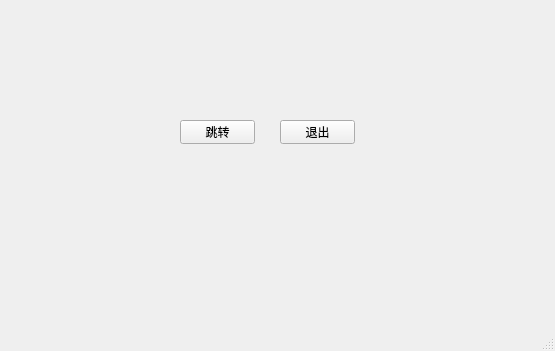
Above: mainwindow.ui from Lil-El/QT before the change. Below: the same form after it.
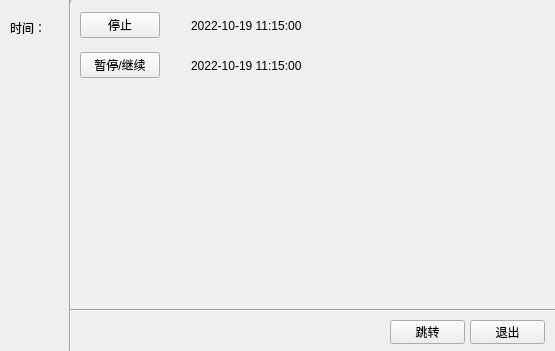
That is the form after the change.

Commit message: use timer to widgets

What changed in the file:
```diff
--- a/mainwindow.ui
+++ b/mainwindow.ui
@@ -17,8 +17,8 @@
    <widget class="QPushButton" name="button_exit">
     <property name="geometry">
      <rect>
-      <x>280</x>
-      <y>120</y>
+      <x>470</x>
+      <y>320</y>
       <width>75</width>
       <height>24</height>
      </rect>
@@ -51,8 +51,8 @@
    <widget class="QPushButton" name="button_jump">
     <property name="geometry">
      <rect>
-      <x>180</x>
-      <y>120</y>
+      <x>390</x>
+      <y>320</y>
       <width>75</width>
       <height>24</height>
      </rect>
@@ -61,18 +61,140 @@
      <string>跳转</string>
     </property>
    </widget>
+   <widget class="Line" name="line">
+    <property name="geometry">
+     <rect>
+      <x>60</x>
+      <y>0</y>
+      <width>20</width>
+      <height>351</height>
+     </rect>
+    </property>
+    <property name="orientation">
+     <enum>Qt::Vertical</enum>
+    </property>
+   </widget>
+   <widget class="Line" name="line_2">
+    <property name="geometry">
+     <rect>
+      <x>70</x>
+      <y>300</y>
+      <width>491</width>
+      <height>21</height>
+     </rect>
+    </property>
+    <property name="orientation">
+     <enum>Qt::Horizontal</enum>
+    </property>
+   </widget>
+   <widget class="QLabel" name="label">
+    <property name="geometry">
+     <rect>
+      <x>10</x>
+      <y>20</y>
+      <width>53</width>
+      <height>16</height>
+     </rect>
+    </property>
+    <property name="text">
+     <string>时间：</string>
+    </property>
+   </widget>
+   <widget class="QWidget" name="verticalLayoutWidget">
+    <property name="geometry">
+     <rect>
+      <x>80</x>
+      <y>10</y>
+      <width>222</width>
+      <height>31</height>
+     </rect>
+    </property>
+    <layout class="QHBoxLayout" name="horizontalLayout">
+     <item>
+      <widget class="QPushButton" name="DateButton">
+       <property name="text">
+        <string>停止</string>
+       </property>
+      </widget>
+     </item>
+     <item>
+      <spacer name="horizontalSpacer_2">
+       <property name="orientation">
+        <enum>Qt::Horizontal</enum>
+       </property>
+       <property name="sizeHint" stdset="0">
+        <size>
+         <width>40</width>
+         <height>20</height>
+        </size>
+       </property>
+      </spacer>
+     </item>
+     <item>
+      <widget class="QLabel" name="DateString">
+       <property name="text">
+        <string>2022-10-19 11:15:00</string>
+       </property>
+       <property name="margin">
+        <number>0</number>
+       </property>
+      </widget>
+     </item>
+    </layout>
+   </widget>
+   <widget class="QWidget" name="verticalLayoutWidget_2">
+    <property name="geometry">
+     <rect>
+      <x>80</x>
+      <y>50</y>
+      <width>222</width>
+      <height>31</height>
+     </rect>
+    </property>
+    <layout class="QHBoxLayout" name="horizontalLayout_2">
+     <item>
+      <widget class="QPushButton" name="DateButton_2">
+       <property name="text">
+        <string>暂停/继续</string>
+       </property>
+      </widget>
+     </item>
+     <item>
+      <spacer name="horizontalSpacer_3">
+       <property name="orientation">
+        <enum>Qt::Horizontal</enum>
+       </property>
+       <property name="sizeHint" stdset="0">
+        <size>
+         <width>40</width>
+         <height>20</height>
+        </size>
+       </property>
+      </spacer>
+     </item>
+     <item>
+      <widget class="QLabel" name="DateString_2">
+       <property name="text">
+        <string>2022-10-19 11:15:00</string>
+       </property>
+       <property name="margin">
+        <number>0</number>
+       </property>
+      </widget>
+     </item>
+    </layout>
+   </widget>
   </widget>
-  <widget class="QStatusBar" name="statusbar"/>
-  <widget class="QMenuBar" name="menubar">
-   <property name="geometry">
-    <rect>
-     <x>0</x>
-     <y>0</y>
-     <width>555</width>
-     <height>21</height>
-    </rect>
+  <action name="actionkaishi">
+   <property name="text">
+    <string>kaishi </string>
    </property>
-  </widget>
+  </action>
+  <action name="actionkaishi_2">
+   <property name="text">
+    <string>kaishi </string>
+   </property>
+  </action>
  </widget>
  <resources/>
  <connections/>
```
The commit also changes 4 other files.
